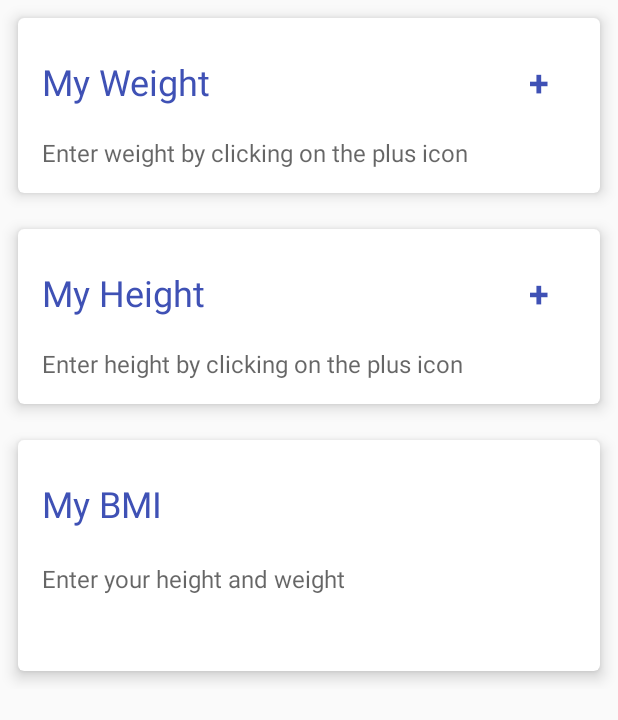
After one commit to prayasnag/medico, an Android app: the MyStats screen opened directly, with no data from a screen before it, on a phone screen of 412 x 824 dp. The commit adds this screen. Shown: the top 720 px of the screen. Run offline under Robolectric (Android 15) with nearby library versions, the phone set to English and light mode, and no system bars.

Commit message:
commit 24/04 Added myStats

```diff
--- a/app/src/main/AndroidManifest.xml
+++ b/app/src/main/AndroidManifest.xml
@@ -17,7 +17,8 @@
             </intent-filter>
         </activity>
         <activity android:name=".MedicineLIst" />
-        <activity android:name=".MedicineAdd"></activity>
+        <activity android:name=".MedicineAdd" />
+        <activity android:name=".MyStats"></activity>
     </application>
 
 </manifest>
--- a/app/src/main/java/com/example/medico/medico/MedicineAdd.java
+++ b/app/src/main/java/com/example/medico/medico/MedicineAdd.java
@@ -36,10 +36,6 @@ public class MedicineAdd extends AppCompatActivity implements AdapterView.OnItem
     private TextView mDisplayTime2;
     private TextView mDisplayTime3;
     private TextView mDisplayTime4;
-    private DatePickerDialog.OnDateSetListener mTimeSetListener1;
-    private DatePickerDialog.OnDateSetListener mTimeSetListener2;
-    private DatePickerDialog.OnDateSetListener mTimeSetListener3;
-    private DatePickerDialog.OnDateSetListener mTimeSetListener4;
 
     @Override
     protected void onCreate(Bundle savedInstanceState) {
--- /dev/null
+++ b/app/src/main/java/com/example/medico/medico/MyStats.java
@@ -0,0 +1,108 @@
+package com.example.medico.medico;
+
+import android.app.Dialog;
+import android.support.v7.app.AppCompatActivity;
+import android.os.Bundle;
+import android.view.View;
+import android.widget.Button;
+import android.widget.EditText;
+import android.widget.ImageView;
+import android.widget.TextView;
+
+public class MyStats extends AppCompatActivity {
+    private TextView weightBtn;
+    private TextView heightBtn;
+    private TextView weightText;
+    private TextView heightText;
+    private EditText heightVal;
+    private TextView BMItext,BMIStatus;
+    private float height,weight,bmi;
+    private ImageView bmiWarning;
+
+    @Override
+    protected void onCreate(Bundle savedInstanceState) {
+        super.onCreate(savedInstanceState);
+        setContentView(R.layout.activity_my_stats);
+        heightBtn = findViewById(R.id.heightBtn);
+        weightBtn = findViewById(R.id.weightBtn);
+        weightText = findViewById(R.id.weightText);
+        heightText = findViewById(R.id.heightText);
+        heightVal = findViewById(R.id.heightValue);
+
+        weightBtn.setOnClickListener(new View.OnClickListener() {
+            @Override
+            public void onClick(View view) {
+                final Dialog dialog = new Dialog(MyStats.this);
+                dialog.setContentView(R.layout.dialogue_weight);
+               // TextView text = (TextView) dialog.findViewById(R.id.text);
+                Button dialogButton = (Button) dialog.findViewById(R.id.saveWeight);
+                dialogButton.setOnClickListener(new View.OnClickListener() {
+                    @Override
+                    public void onClick(View v) {
+                        EditText weightVal = dialog.findViewById(R.id.weightValue);
+                        weightText.setHint(null);
+                        weight = Float.parseFloat(weightVal.getText().toString());
+                        String weight = weightVal.getText().toString()+" KG";
+                        weightText.setText(weight);
+                        dialog.dismiss();
+
+            }
+        });
+                dialog.show();
+            }
+        });
+
+        heightBtn.setOnClickListener(new View.OnClickListener() {
+            @Override
+            public void onClick(View view) {
+                final Dialog dialog = new Dialog(MyStats.this);
+                dialog.setContentView(R.layout.dialogue_height);
+                Button dialogueButton = dialog.findViewById(R.id.saveHeight);
+                dialogueButton.setOnClickListener(new View.OnClickListener() {
+                    @Override
+                    public void onClick(View view) {
+                        EditText heightVal = dialog.findViewById(R.id.heightValue);
+                        heightText.setHint(null);
+                        height = Float.parseFloat(heightVal.getText().toString());
+                        String heightStr = heightVal.getText().toString()+" cm";
+                        heightText.setText(heightStr);
+
+                        //code for BMI---Move out of this section after connecting database---
+                        BMItext = findViewById(R.id.BMIText);
+                        BMIStatus = findViewById(R.id.BMIStatus);
+                        bmi = weight/((height/100)*(height/100));
+                        String bmiText=Float.toString(bmi);
+                        BMItext.setText(bmiText);
+                        bmiWarning = findViewById(R.id.bmiWarn);
+                        if(bmi<16) {
+                            bmiWarning.setBackgroundResource(R.drawable.warning);
+                            BMIStatus.setText("Heavily Underweight");
+                            }
+                        else if(bmi>=16 && bmi<18.5){
+                            bmiWarning.setBackgroundResource(R.drawable.yellowwarn);
+                            BMIStatus.setText("underweight");
+                        }
+                        else if(bmi>= 18.5 && bmi<30){
+                            bmiWarning.setBackgroundResource(R.drawable.correct);
+                            BMIStatus.setText("Healthy Weight");
+                        }
+
+                        else if(bmi>=30 && bmi<=35){
+                            bmiWarning.setBackgroundResource(R.drawable.yellowwarn);
+                            BMIStatus.setText("Moderately Heavy");
+                        }
+
+                        else {
+                            bmiWarning.setBackgroundResource(R.drawable.warning);
+                            BMIStatus.setText("Obese");
+                        }
+                        dialog.dismiss();
+                    }
+                });
+                    dialog.show();
+            }
+        });
+
+
+    }
+}
--- /dev/null
+++ b/app/src/main/res/layout/activity_my_stats.xml
@@ -0,0 +1,183 @@
+<?xml version="1.0" encoding="utf-8"?>
+<ScrollView xmlns:android="http://schemas.android.com/apk/res/android"
+    xmlns:app="http://schemas.android.com/apk/res-auto"
+    xmlns:tools="http://schemas.android.com/tools"
+    android:layout_width="match_parent"
+    android:layout_height="match_parent">
+
+    <LinearLayout
+        android:layout_width="match_parent"
+        android:layout_height="wrap_content"
+        android:orientation="vertical">
+
+        <android.support.v7.widget.CardView
+            android:id="@+id/cardStats1"
+            android:layout_width="match_parent"
+            android:layout_height="wrap_content"
+            android:layout_margin="12dp"
+            android:layout_marginEnd="12dp"
+            android:layout_marginStart="12dp"
+            android:layout_marginTop="28dp"
+            app:cardCornerRadius="4dp"
+            app:cardElevation="6dp">
+            <LinearLayout
+                android:layout_width="match_parent"
+                android:layout_height="match_parent"
+                android:gravity="center"
+                android:orientation="vertical"
+                android:padding="16dp">
+                <LinearLayout
+                    android:layout_width="match_parent"
+                    android:layout_height="match_parent"
+                    android:layout_marginTop="10dp">
+                    <TextView
+                        android:layout_width="wrap_content"
+                        android:layout_height="wrap_content"
+                        android:layout_gravity="start"
+                        android:text="My Weight"
+                        android:layout_weight="6"
+                        android:textColor="@color/colorPrimary"
+                        android:textSize="24sp" />
+                    <TextView
+                        android:id="@+id/weightBtn"
+                        android:layout_width="wrap_content"
+                        android:layout_height="wrap_content"
+                        android:layout_gravity="end"
+                        android:text="+"
+                        android:textStyle="bold"
+                        android:layout_weight="0.5"
+                        android:textColor="@color/colorPrimary"
+                        android:textSize="24sp" />
+                </LinearLayout>
+
+                <TextView
+                    android:id="@+id/weightText"
+                    android:layout_width="wrap_content"
+                    android:layout_height="wrap_content"
+                    android:layout_gravity="start"
+                    android:layout_marginTop="20dp"
+                    android:text=""
+                    android:hint="Enter weight by clicking on the plus icon"
+                    android:textColor="@color/colorPrimary"
+                    android:textSize="16sp" />
+
+
+            </LinearLayout>
+
+        </android.support.v7.widget.CardView>
+
+        <android.support.v7.widget.CardView
+            android:id="@+id/cardStats2"
+            android:layout_width="match_parent"
+            android:layout_height="wrap_content"
+            android:layout_margin="12dp"
+            android:layout_marginEnd="12dp"
+            android:layout_marginStart="12dp"
+            android:layout_marginTop="28dp"
+            app:cardCornerRadius="4dp"
+            app:cardElevation="6dp">
+            <LinearLayout
+                android:layout_width="match_parent"
+                android:layout_height="match_parent"
+                android:gravity="center"
+                android:orientation="vertical"
+                android:padding="16dp">
+                <LinearLayout
+                    android:layout_width="match_parent"
+                    android:layout_height="match_parent"
+                    android:layout_marginTop="10dp">
+                    <TextView
+                        android:layout_width="wrap_content"
+                        android:layout_height="wrap_content"
+                        android:layout_gravity="start"
+                        android:text="My Height"
+                        android:layout_weight="6"
+                        android:textColor="@color/colorPrimary"
+                        android:textSize="24sp" />
+                    <TextView
+                        android:id="@+id/heightBtn"
+                        android:layout_width="wrap_content"
+                        android:layout_height="wrap_content"
+                        android:layout_gravity="end"
+                        android:text="+"
+                        android:textStyle="bold"
+                        android:layout_weight="0.5"
+                        android:textColor="@color/colorPrimary"
+                        android:textSize="24sp" />
+                </LinearLayout>
+
+                <TextView
+                    android:id="@+id/heightText"
+                    android:layout_width="wrap_content"
+                    android:layout_height="wrap_content"
+                    android:layout_gravity="start"
+                    android:layout_marginTop="20dp"
+                    android:hint="Enter height by clicking on the plus icon"
+                    android:textColor="@color/colorPrimary"
+                    android:textSize="16sp" />
+
+
+            </LinearLayout>
+
+        </android.support.v7.widget.CardView>
+        <android.support.v7.widget.CardView
+            android:id="@+id/cardStats3"
+            android:layout_width="match_parent"
+            android:layout_height="wrap_content"
+            android:layout_margin="12dp"
+            android:layout_marginEnd="12dp"
+            android:layout_marginStart="12dp"
+            android:layout_marginTop="28dp"
+            app:cardCornerRadius="4dp"
+            app:cardElevation="6dp">
+            <LinearLayout
+                android:layout_width="match_parent"
+                android:layout_height="match_parent"
+                android:gravity="center"
+                android:orientation="vertical"
+                android:padding="16dp">
+                <LinearLayout
+                    android:layout_width="match_parent"
+                    android:layout_height="match_parent"
+                    android:layout_marginTop="10dp">
+                    <TextView
+                        android:layout_width="wrap_content"
+                        android:layout_height="wrap_content"
+                        android:layout_gravity="start"
+                        android:text="My BMI"
+                        android:layout_weight="6"
+                        android:textColor="@color/colorPrimary"
+                        android:textSize="24sp" />
+                    <ImageView
+                        android:id="@+id/bmiWarn"
+                        android:layout_marginRight="10dp"
+                        android:layout_width="10dp"
+                        android:layout_height="35dp"
+                        android:layout_weight="0.6"/>
+                </LinearLayout>
+                <TextView
+                    android:id="@+id/BMIText"
+                    android:layout_width="wrap_content"
+                    android:layout_height="wrap_content"
+                    android:layout_gravity="start"
+                    android:layout_marginTop="20dp"
+                    android:hint="Enter your height and weight"
+                    android:textColor="@color/colorPrimary"
+                    android:textSize="16sp" />
+                <TextView
+                    android:id="@+id/BMIStatus"
+                    android:layout_width="wrap_content"
+                    android:layout_height="wrap_content"
+                    android:layout_gravity="start"
+                    android:layout_marginTop="10dp"
+                    android:textColor="@color/colorText"
+                    android:textSize="18sp" />
+
+
+            </LinearLayout>
+
+        </android.support.v7.widget.CardView>
+
+    </LinearLayout>
+
+</ScrollView>
```
Also changed, not shown: app/src/main/java/com/example/medico/medico/MainActivity.java (+10 -1 lines), app/src/main/res/layout/activity_medicine_add.xml (+51 -76 lines), app/src/main/res/layout/dialogue_height.xml (added, +43 -0 lines), app/src/main/res/layout/dialogue_weight.xml (added, +44 -0 lines).
